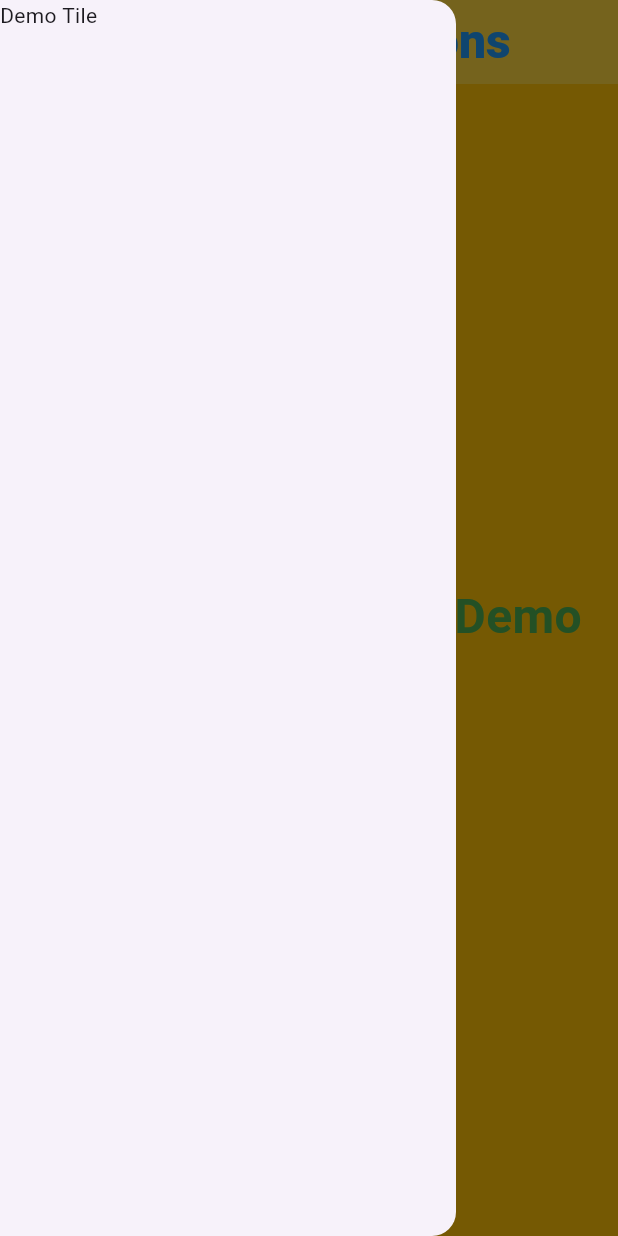
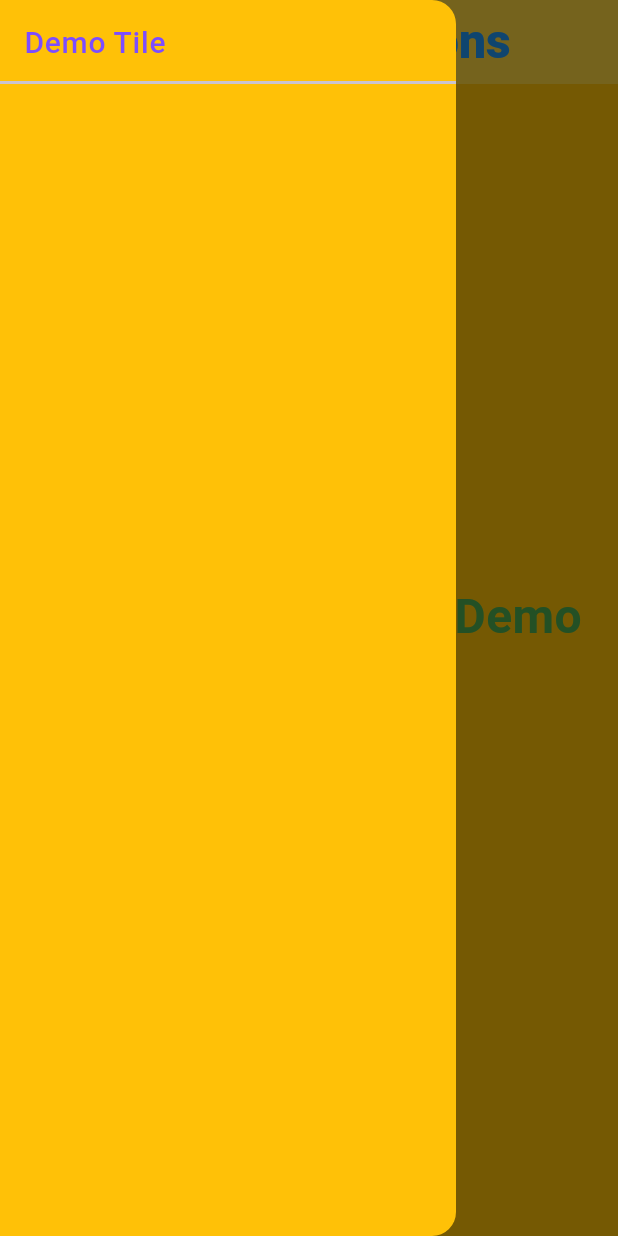
Before and after one commit to sssloba/flutter_animations, a Flutter app: the screen it shows after launch, with the side drawer open, on a phone screen of 412 x 824 dp. Run offline on Flutter 3.47's test engine with Material 3 defaults, Android fonts, the phone set to English and light mode, and no system bars.

Commit message:
drawer-tile

```diff
--- a/lib/main.dart
+++ b/lib/main.dart
@@ -13,8 +13,10 @@ class MainApp extends StatelessWidget {
     return MaterialApp(
       debugShowCheckedModeBanner: false,
       theme: ThemeData(
-          scaffoldBackgroundColor: Colors.amber,
-          appBarTheme: const AppBarTheme(backgroundColor: Colors.amberAccent)),
+        scaffoldBackgroundColor: Colors.amber,
+        appBarTheme: const AppBarTheme(backgroundColor: Colors.amberAccent),
+        drawerTheme: const DrawerThemeData(backgroundColor: Colors.amber),
+      ),
       title: 'Flutter Animations',
       home: const HomePage(),
     );
--- a/lib/widgets/app_drawer.dart
+++ b/lib/widgets/app_drawer.dart
@@ -1,4 +1,6 @@
 import 'package:flutter/material.dart';
+import 'package:flutter_animations/screens/home_page.dart';
+import 'package:flutter_animations/widgets/drawer_tile.dart';
 
 class AppDrawer extends StatelessWidget {
   const AppDrawer({super.key});
@@ -7,7 +9,7 @@ class AppDrawer extends StatelessWidget {
   Widget build(BuildContext context) {
     return Drawer(
       child: ListView(
-        children: const [Text('Demo Tile')],
+        children: const [DrawerTile('Demo Tile', HomePage())],
       ),
     );
   }
--- /dev/null
+++ b/lib/widgets/drawer_tile.dart
@@ -0,0 +1,40 @@
+import 'package:flutter/material.dart';
+
+class DrawerTile extends StatelessWidget {
+  const DrawerTile(this.title, this.route, {this.onTap, super.key});
+
+  final String title;
+  final Function? onTap;
+  final Widget route;
+
+  @override
+  Widget build(BuildContext context) {
+    return Column(
+      children: [
+        ListTile(
+            title: Text(
+              title,
+              style: const TextStyle(
+                color: Colors.deepPurpleAccent,
+                fontSize: 20.0,
+                fontWeight: FontWeight.w500,
+              ),
+            ),
+            onTap: () {
+              Navigator.pop(context);
+              onTap;
+              Navigator.push(
+                context,
+                MaterialPageRoute(
+                  builder: (context) => route,
+                ),
+              );
+            }),
+        const Divider(
+          height: 0,
+          thickness: 2,
+        ),
+      ],
+    );
+  }
+}
```
